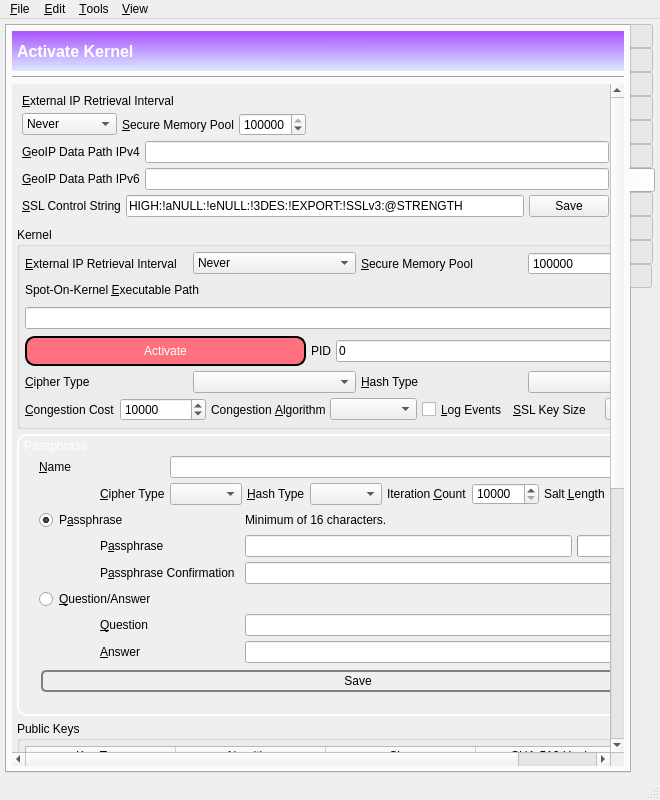
The window that branches/trunk/GoldBug-UI/spot-on-controlcenter.ui (textbrowser/spot-on) describes before a commit, drawn with Qt 5.
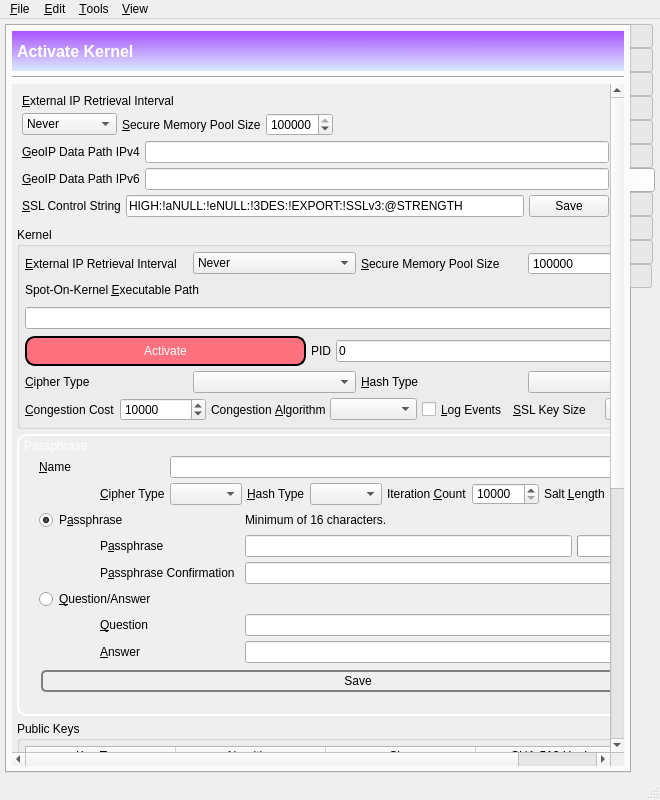
The same window after the commit. The open tabs and pages were chosen to show the change. Icons and pictures are not drawn. Custom widgets are drawn as their Qt base class.

The edit to the form file:
```diff
--- a/branches/trunk/GoldBug-UI/spot-on-controlcenter.ui
+++ b/branches/trunk/GoldBug-UI/spot-on-controlcenter.ui
@@ -6277,10 +6277,10 @@
           <widget class="QWidget" name="scrollAreaWidgetContents">
            <property name="geometry">
             <rect>
-             <x>-302</x>
+             <x>-215</x>
              <y>0</y>
-             <width>854</width>
-             <height>1248</height>
+             <width>771</width>
+             <height>1304</height>
             </rect>
            </property>
            <layout class="QVBoxLayout" name="verticalLayout_35">
@@ -6342,7 +6342,7 @@
                  <item>
                   <widget class="QLabel" name="label_60">
                    <property name="text">
-                    <string>&amp;Secure Memory Pool</string>
+                    <string>&amp;Secure Memory Pool Size</string>
                    </property>
                    <property name="buddy">
                     <cstring>guiSecureMemoryPool</cstring>
@@ -6541,7 +6541,7 @@
                    <item>
                     <widget class="QLabel" name="label_68">
                      <property name="text">
-                      <string>&amp;Secure Memory Pool</string>
+                      <string>&amp;Secure Memory Pool Size</string>
                      </property>
                      <property name="buddy">
                       <cstring>kernelSecureMemoryPool</cstring>
@@ -10838,16 +10838,16 @@
   </action>
  </widget>
  <customwidgets>
-  <customwidget>
-   <class>spoton_textbrowser</class>
-   <extends>QTextBrowser</extends>
-   <header>spot-on-textbrowser.h</header>
-  </customwidget>
   <customwidget>
    <class>spoton_textedit</class>
    <extends>QTextEdit</extends>
    <header>GUI/spot-on-textedit.h</header>
   </customwidget>
+  <customwidget>
+   <class>spoton_textbrowser</class>
+   <extends>QTextBrowser</extends>
+   <header>spot-on-textbrowser.h</header>
+  </customwidget>
   <customwidget>
    <class>spoton_tabwidget</class>
    <extends>QTabWidget</extends>
```
Left out of the diff: 38 changed lines with no effect on the pictures.
